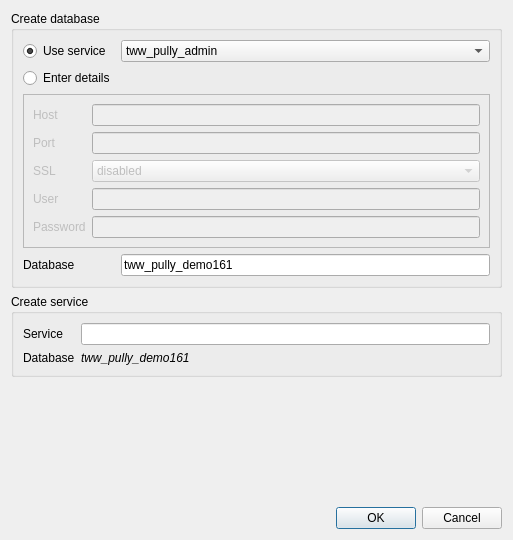
First picture: the form in plugin/teksi_module_management_tool/ui/database_create_dialog.ui, repository teksi/TMMT, before the edit.
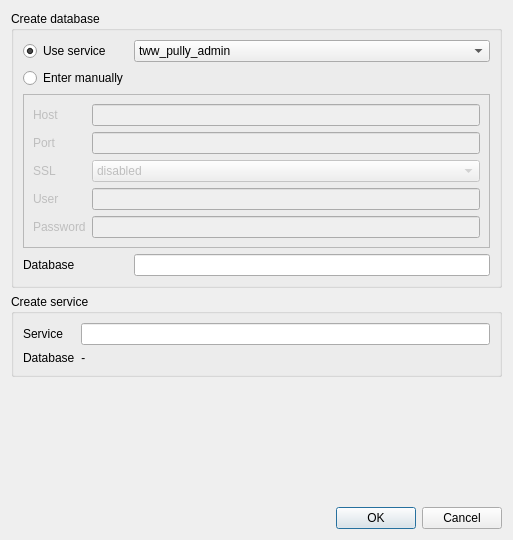
Second picture: the form after the edit.

Commit message: create services

```diff
--- a/plugin/teksi_module_management_tool/ui/database_create_dialog.ui
+++ b/plugin/teksi_module_management_tool/ui/database_create_dialog.ui
@@ -44,23 +44,6 @@
         </item>
        </widget>
       </item>
-      <item row="0" column="0">
-       <widget class="QRadioButton" name="radioButton">
-        <property name="text">
-         <string>Use service</string>
-        </property>
-        <property name="checked">
-         <bool>true</bool>
-        </property>
-       </widget>
-      </item>
-      <item row="1" column="0">
-       <widget class="QRadioButton" name="radioButton_2">
-        <property name="text">
-         <string>Enter details</string>
-        </property>
-       </widget>
-      </item>
       <item row="5" column="0" colspan="2">
        <widget class="QFrame" name="frame">
         <property name="enabled">
@@ -163,10 +146,10 @@
         </layout>
        </widget>
       </item>
-      <item row="6" column="0">
-       <widget class="QLabel" name="label_4">
+      <item row="1" column="0">
+       <widget class="QRadioButton" name="enterManually_radioButton">
         <property name="text">
-         <string>Database</string>
+         <string>Enter manually</string>
         </property>
        </widget>
       </item>
@@ -178,10 +161,30 @@
          </font>
         </property>
         <property name="text">
-         <string>tww_pully_demo161</string>
+         <string/>
         </property>
        </widget>
       </item>
+      <item row="6" column="0">
+       <widget class="QLabel" name="label_4">
+        <property name="text">
+         <string>Database</string>
+        </property>
+       </widget>
+      </item>
+      <item row="0" column="0">
+       <widget class="QRadioButton" name="useService_radioButton">
+        <property name="text">
+         <string>Use service</string>
+        </property>
+        <property name="checked">
+         <bool>true</bool>
+        </property>
+        <attribute name="buttonGroup">
+         <string notr="true">buttonGroup</string>
+        </attribute>
+       </widget>
+      </item>
      </layout>
     </widget>
    </item>
@@ -209,7 +212,7 @@
          </font>
         </property>
         <property name="text">
-         <string>tww_pully_demo161</string>
+         <string>-</string>
         </property>
        </widget>
       </item>
```
Left out of the diff: 58 changed lines with no effect on the pictures. The commit also changes 7 other files.
